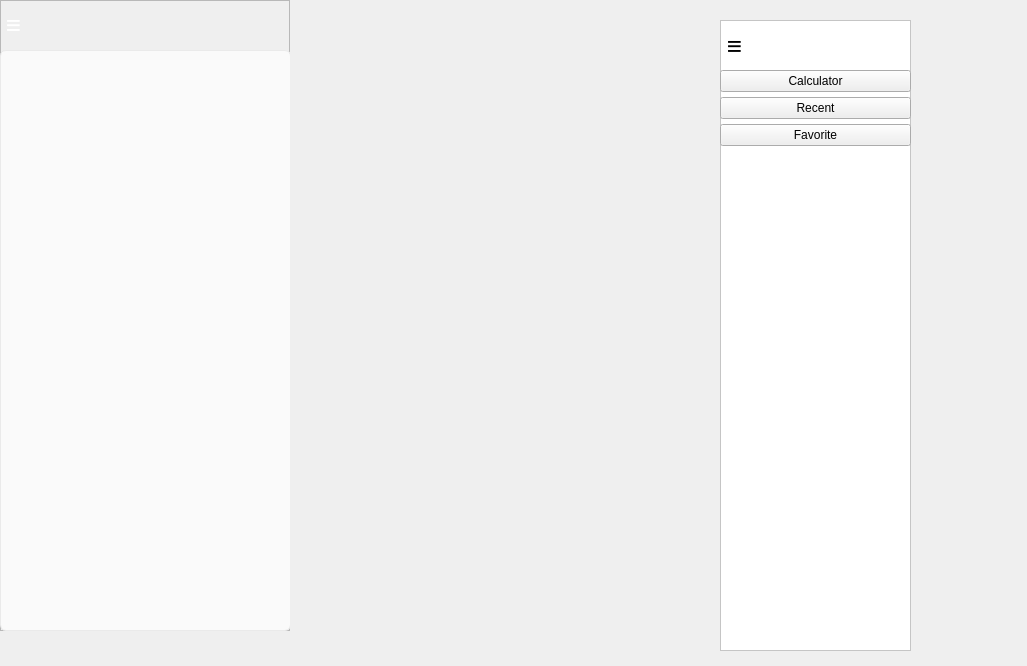
Qt form recentcal.ui (Nicholas127k/CalculatorChallenge) before a commit.
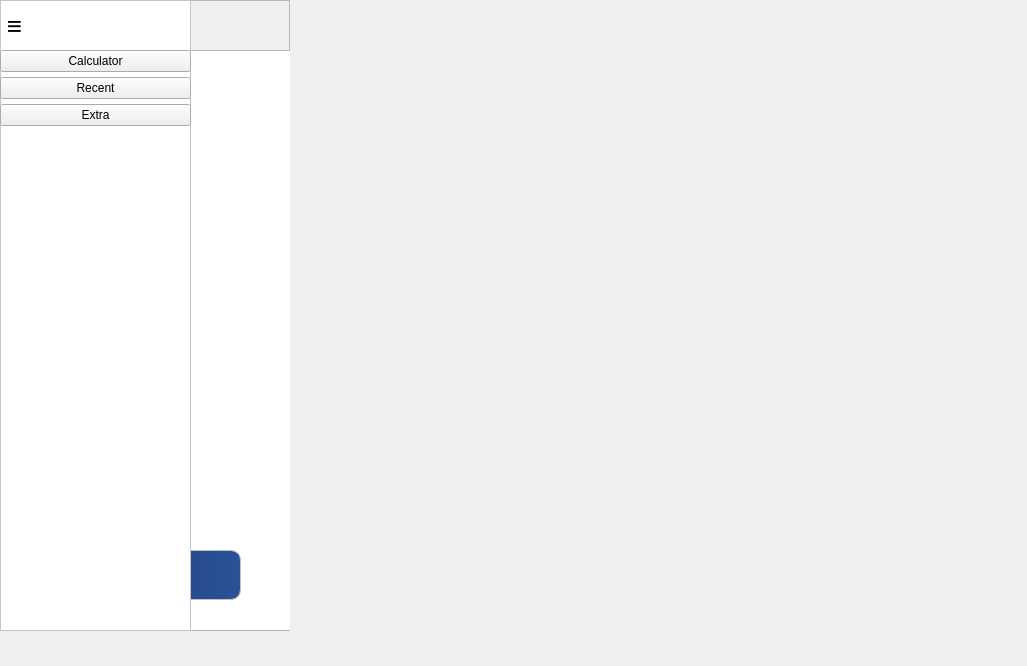
The same form after that commit.

Commit message: Full Functionality with recent and extra screens

```diff
--- a/recentcal.ui
+++ b/recentcal.ui
@@ -13,11 +13,138 @@
   <property name="windowTitle">
    <string>Form</string>
   </property>
+  <widget class="QFrame" name="frame_recent">
+   <property name="geometry">
+    <rect>
+     <x>0</x>
+     <y>0</y>
+     <width>290</width>
+     <height>631</height>
+    </rect>
+   </property>
+   <property name="styleSheet">
+    <string notr="true">color: white;
+</string>
+   </property>
+   <property name="frameShape">
+    <enum>QFrame::Shape::StyledPanel</enum>
+   </property>
+   <property name="frameShadow">
+    <enum>QFrame::Shadow::Raised</enum>
+   </property>
+   <widget class="QPushButton" name="pushButton_menu_3">
+    <property name="geometry">
+     <rect>
+      <x>0</x>
+      <y>0</y>
+      <width>70</width>
+      <height>49</height>
+     </rect>
+    </property>
+    <property name="sizePolicy">
+     <sizepolicy hsizetype="Expanding" vsizetype="Expanding">
+      <horstretch>0</horstretch>
+      <verstretch>0</verstretch>
+     </sizepolicy>
+    </property>
+    <property name="maximumSize">
+     <size>
+      <width>195</width>
+      <height>75</height>
+     </size>
+    </property>
+    <property name="styleSheet">
+     <string notr="true">border: none;
+padding: 5px;
+font-size: 26px; /* Increase this number to make the text/icon bigger */
+    font-weight: bold;
+color: black;
+</string>
+    </property>
+    <property name="text">
+     <string>≡      </string>
+    </property>
+    <property name="checkable">
+     <bool>true</bool>
+    </property>
+   </widget>
+   <widget class="QListWidget" name="listWidget">
+    <property name="geometry">
+     <rect>
+      <x>0</x>
+      <y>50</y>
+      <width>291</width>
+      <height>581</height>
+     </rect>
+    </property>
+    <property name="styleSheet">
+     <string notr="true">ListWidget {
+    background-color: #ffffff;
+    border: none;
+    outline: none;
+    padding: 8px;
+}
+
+QListWidget::item {
+    background-color: white;
+    color: black;
+    font-size: 20pt;
+    font-family: &quot;Segoe UI&quot;;
+    padding: 6px;
+    margin: 6px;
+    border-radius: 10px;
+    min-height: 40px;
+}
+
+QListWidget::item:hover {
+    background-color: rgb(239, 239, 239);
+}
+
+</string>
+    </property>
+   </widget>
+   <widget class="QPushButton" name="pushButton_clearall">
+    <property name="geometry">
+     <rect>
+      <x>50</x>
+      <y>550</y>
+      <width>191</width>
+      <height>50</height>
+     </rect>
+    </property>
+    <property name="sizePolicy">
+     <sizepolicy hsizetype="Expanding" vsizetype="Fixed">
+      <horstretch>0</horstretch>
+      <verstretch>0</verstretch>
+     </sizepolicy>
+    </property>
+    <property name="minimumSize">
+     <size>
+      <width>0</width>
+      <height>50</height>
+     </size>
+    </property>
+    <property name="maximumSize">
+     <size>
+      <width>201</width>
+      <height>16777215</height>
+     </size>
+    </property>
+    <property name="styleSheet">
+     <string notr="true">background: qlineargradient(x1:0, y1:0, x2:1, y2:0, stop:0 #1e3c72, stop:1 #2a5298);
+color: white; 
+border: 1px solid #c0c0c0;
+border-radius: 10px;</string>
+    </property>
+    <property name="text">
+     <string>Clear All</string>
+    </property>
+   </widget>
   <widget class="QFrame" name="sidebarMenu">
    <property name="geometry">
     <rect>
-     <x>720</x>
-     <y>20</y>
+      <x>0</x>
+      <y>0</y>
      <width>191</width>
      <height>631</height>
     </rect>
@@ -66,7 +193,9 @@
        <property name="styleSheet">
         <string notr="true">border: none;
 padding: 5px;
-font-size: 26px; /* Increase this number to make the text/icon bigger */
+font-size: 26px;
+color: black;
+
     font-weight: bold;</string>
        </property>
        <property name="text">
@@ -120,6 +249,9 @@
      </property>
      <item>
       <widget class="QPushButton" name="pushButton_calculator">
+        <property name="styleSheet">
+         <string notr="true">color: black;</string>
+        </property>
        <property name="text">
         <string>Calculator</string>
        </property>
@@ -127,15 +259,21 @@
      </item>
      <item>
       <widget class="QPushButton" name="pushButton_recent">
+        <property name="styleSheet">
+         <string notr="true">color: black;</string>
+        </property>
        <property name="text">
         <string>Recent</string>
        </property>
       </widget>
      </item>
      <item>
-      <widget class="QPushButton" name="pushButton_favorite">
+       <widget class="QPushButton" name="pushButton_extra">
+        <property name="styleSheet">
+         <string notr="true">color: black;</string>
+        </property>
        <property name="text">
-        <string>Favorite</string>
+         <string>Extra</string>
        </property>
       </widget>
      </item>
@@ -157,101 +295,6 @@
      </item>
     </layout>
    </widget>
-  </widget>
-  <widget class="QFrame" name="frame_2">
-   <property name="geometry">
-    <rect>
-     <x>0</x>
-     <y>0</y>
-     <width>290</width>
-     <height>631</height>
-    </rect>
-   </property>
-   <property name="styleSheet">
-    <string notr="true">color: white;
-</string>
-   </property>
-   <property name="frameShape">
-    <enum>QFrame::Shape::StyledPanel</enum>
-   </property>
-   <property name="frameShadow">
-    <enum>QFrame::Shadow::Raised</enum>
-   </property>
-   <widget class="QPushButton" name="pushButton_menu_3">
-    <property name="geometry">
-     <rect>
-      <x>0</x>
-      <y>0</y>
-      <width>70</width>
-      <height>49</height>
-     </rect>
-    </property>
-    <property name="sizePolicy">
-     <sizepolicy hsizetype="Expanding" vsizetype="Expanding">
-      <horstretch>0</horstretch>
-      <verstretch>0</verstretch>
-     </sizepolicy>
-    </property>
-    <property name="maximumSize">
-     <size>
-      <width>195</width>
-      <height>75</height>
-     </size>
-    </property>
-    <property name="styleSheet">
-     <string notr="true">border: none;
-padding: 5px;
-font-size: 26px; /* Increase this number to make the text/icon bigger */
-    font-weight: bold;</string>
-    </property>
-    <property name="text">
-     <string>≡      </string>
-    </property>
-    <property name="checkable">
-     <bool>true</bool>
-    </property>
-   </widget>
-   <widget class="QListView" name="listView">
-    <property name="geometry">
-     <rect>
-      <x>0</x>
-      <y>50</y>
-      <width>291</width>
-      <height>581</height>
-     </rect>
-    </property>
-    <property name="styleSheet">
-     <string notr="true">QListView, QListWidget {
-    background-color: #FAFAFA;
-    border: 1px solid #EAEAEA;
-    border-radius: 6px;
-    padding: 5px;
-    outline: 0; /* Removes the ugly dotted focus box around items */
-}
-
-/* Style each individual history row item */
-QListView::item, QListWidget::item {
-    background-color: #FFFFFF;
-    border-bottom: 1px solid #F0F0F0;
-    padding: 12px;
-    margin-bottom: 4px;
-    border-radius: 4px;
-    color: #111111;
-    font-size: 14px;
-}
-
-/* Highlight color when hovering mouse over a calculation row */
-QListView::item:hover, QListWidget::item:hover {
-    background-color: #F4F4F4;
-    color: #000000;
-}
-
-/* Highlight color when a calculation row is selected/clicked */
-QListView::item:selected, QListWidget::item:selected {
-    background-color: #E5E5E5;
-    color: #000000;
-}</string>
-    </property>
    </widget>
   </widget>
  </widget>
```
Lines whose indentation alone changed are shown as unchanged. The commit also changes 64 other files.
